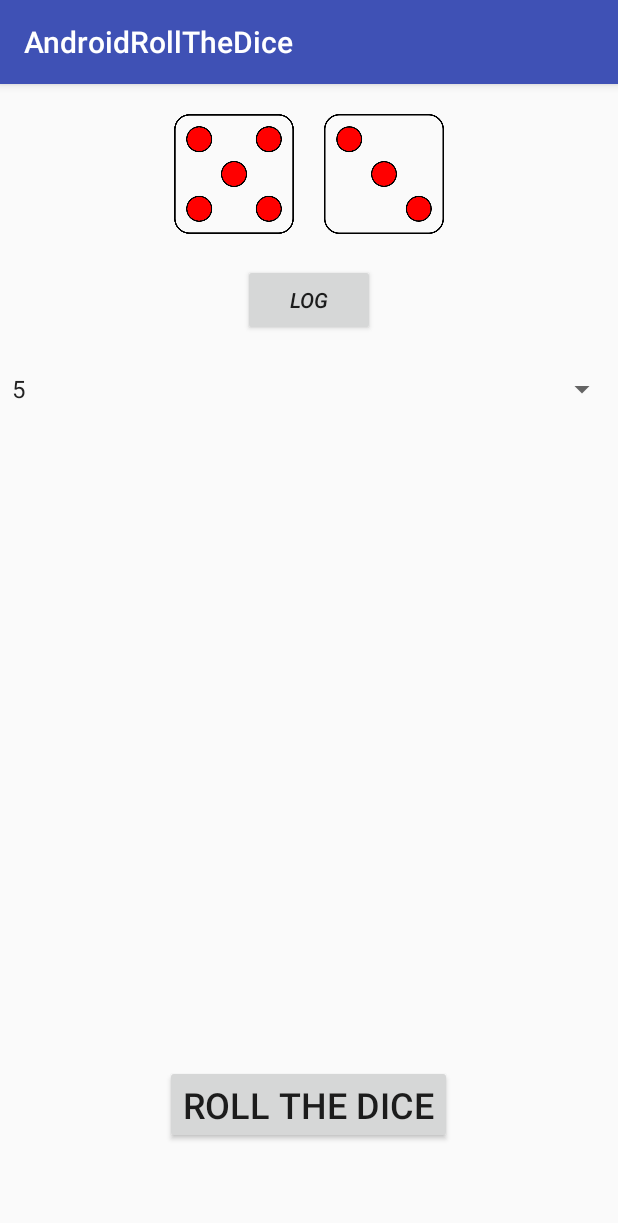
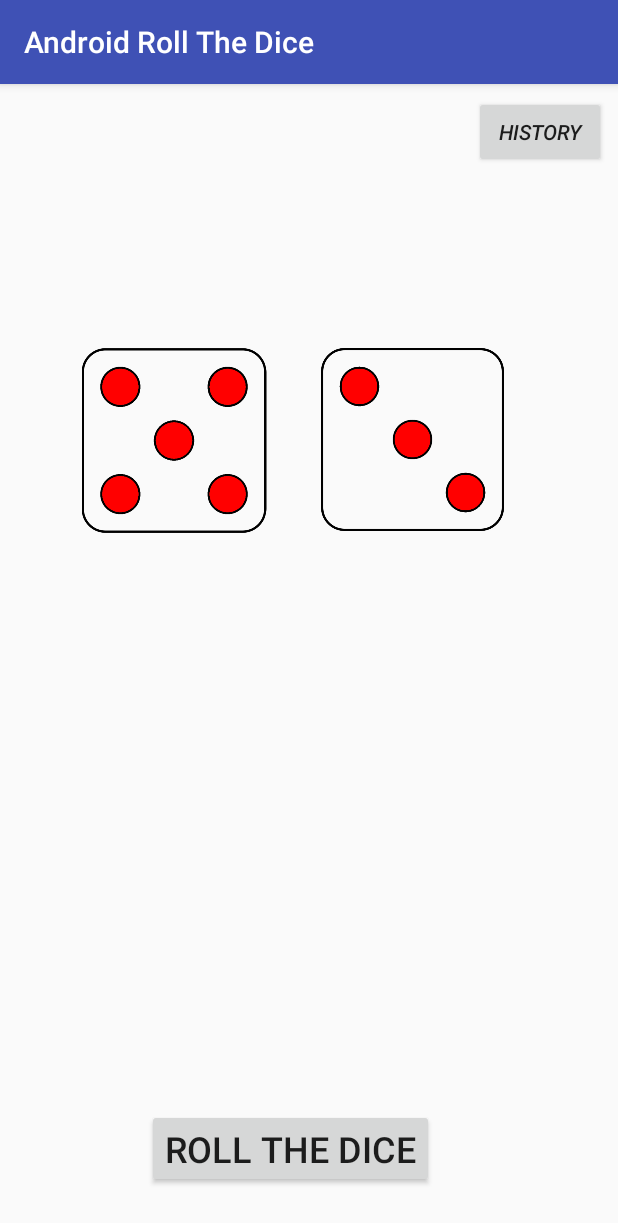
Before and after one commit to Sk0vgaard/AndroidRollTheDice, an Android app: the screen it shows after launch (MainActivity), after a tap on "ROLL THE DICE", on a phone screen of 412 x 824 dp. Shown: the top 1223 px of the screen. Run offline under Robolectric (Android 15) with nearby library versions, the phone set to English and light mode, and no system bars.

Commit message:
Refactored app and prepared for new activity

```diff
--- a/app/src/main/AndroidManifest.xml
+++ b/app/src/main/AndroidManifest.xml
@@ -17,6 +17,8 @@
                 <category android:name="android.intent.category.LAUNCHER" />
             </intent-filter>
         </activity>
+        <activity android:name=".HistoryActivity"
+            android:parentActivityName=".MainActivity"/>
     </application>
 
 </manifest>
--- /dev/null
+++ b/app/src/main/java/com/example/skovgaard/androidrollthedice/HistoryActivity.java
@@ -0,0 +1,24 @@
+package com.example.skovgaard.androidrollthedice;
+
+import android.content.Context;
+import android.content.Intent;
+import android.os.Bundle;
+import android.support.annotation.Nullable;
+import android.support.v7.app.AppCompatActivity;
+
+/**
+ * Created by Adamino.
+ */
+
+public class HistoryActivity extends AppCompatActivity {
+
+    @Override
+    protected void onCreate(@Nullable Bundle savedInstanceState) {
+        super.onCreate(savedInstanceState);
+        setContentView(R.layout.activity_history);
+    }
+
+    public static Intent newIntent(Context packageContext){
+        return new Intent(packageContext, HistoryActivity.class);
+    }
+}
--- a/app/src/main/java/com/example/skovgaard/androidrollthedice/MainActivity.java
+++ b/app/src/main/java/com/example/skovgaard/androidrollthedice/MainActivity.java
@@ -1,95 +1,40 @@
 package com.example.skovgaard.androidrollthedice;
 
 import android.content.Context;
+import android.content.Intent;
 import android.hardware.Sensor;
 import android.hardware.SensorEvent;
 import android.hardware.SensorEventListener;
 import android.hardware.SensorManager;
+import android.os.Bundle;
 import android.os.Vibrator;
 import android.support.annotation.NonNull;
 import android.support.v7.app.AppCompatActivity;
-import android.os.Bundle;
-import android.util.Log;
 import android.view.View;
 import android.view.animation.Animation;
 import android.view.animation.AnimationUtils;
-import android.widget.ArrayAdapter;
 import android.widget.Button;
 import android.widget.ImageView;
-import android.widget.Spinner;
 
-import java.util.ArrayList;
+import com.example.skovgaard.androidrollthedice.Model.DiceModel;
+
 import java.util.Random;
 
 public class MainActivity extends AppCompatActivity {
 
 
+    public static final String PACKAGE = "com.example.skovgaard.androidrollthedice";
+    private static final Random RANDOM = new Random();
     public static final int SENSOR_SENSITIVITY = 10;
-    private Button rollDiceBtn, logBtn;
-    private ImageView dice1, dice2;
-    private Spinner mSpinner;
 
-
-    private static final Random RANDOM = new Random();
-    ArrayList<Integer> diceList = new ArrayList<Integer>();
-
-
+    private Button mRollDiceBtn, mHistoryBtn;
+    private ImageView mDice1, mDice2;
 
     private SensorManager mSensorManager;
     private float mAccel; // acceleration apart from gravity
     private float mAccelCurrent; // current acceleration including gravity
     private float mAccelLast; // last acceleration including gravity
-
-    public Vibrator vibrator;
-
-
-
-    @Override
-    protected void onCreate(Bundle savedInstanceState) {
-        super.onCreate(savedInstanceState);
-        setContentView(R.layout.activity_main);
-
-        //XML
-        rollDiceBtn = findViewById(R.id.rollDiceBtn);
-        logBtn = findViewById(R.id.logBtn);
-        dice1 = findViewById(R.id.dice1);
-        dice2 = findViewById(R.id.dice2);
-        mSpinner = findViewById(R.id.spinner);
-
-        vibrator = (Vibrator) this.getSystemService(Context.VIBRATOR_SERVICE);
-
-
-        rollDiceBtn.setOnClickListener(new View.OnClickListener() {
-            @Override
-            public void onClick(View view) {
-                doAnimation();
-            }
-        });
-
-        logBtn.setOnClickListener(new View.OnClickListener() {
-            @Override
-            public void onClick(View view) {
-
-            }
-        });
-
-        sensor();
-    }
-
-    private void sensor() {
-        //sensor
-        mSensorManager = (SensorManager) getSystemService(Context.SENSOR_SERVICE);
-        mSensorManager.registerListener(mSensorListener, mSensorManager.getDefaultSensor(Sensor.TYPE_ACCELEROMETER), SensorManager.SENSOR_DELAY_NORMAL);
-        mAccel = 0.00f;
-        mAccelCurrent = SensorManager.GRAVITY_EARTH;
-        mAccelLast = SensorManager.GRAVITY_EARTH;
-    }
-
-    private static int randomDiceValue() {
-        //Number from 1-6
-        return RANDOM.nextInt(6) + 1;
-    }
-
+    private Vibrator mVibrator;
     private final SensorEventListener mSensorListener = new SensorEventListener() {
 
         //Checks if shake'd.
@@ -121,6 +66,62 @@ public class MainActivity extends AppCompatActivity {
         }
     };
 
+
+    private DiceModel mDiceModel;
+
+
+
+    @Override
+    protected void onCreate(Bundle savedInstanceState) {
+        super.onCreate(savedInstanceState);
+        setContentView(R.layout.activity_main);
+
+        mDiceModel = DiceModel.getInstance();
+
+        //XML
+        mRollDiceBtn = findViewById(R.id.rollDiceBtn);
+        mHistoryBtn = findViewById(R.id.historyBtn);
+        mDice1 = findViewById(R.id.dice1);
+        mDice2 = findViewById(R.id.dice2);
+
+        mVibrator = (Vibrator) this.getSystemService(Context.VIBRATOR_SERVICE);
+
+
+        mRollDiceBtn.setOnClickListener(new View.OnClickListener() {
+            @Override
+            public void onClick(View view) {
+                doAnimation();
+            }
+        });
+
+        mHistoryBtn.setOnClickListener(new View.OnClickListener() {
+            @Override
+            public void onClick(View view) {
+                Intent intent = HistoryActivity.newIntent(view.getContext());
+                startActivity(intent);
+            }
+        });
+
+        sensor();
+    }
+
+    private void sensor() {
+        //sensor
+        mSensorManager = (SensorManager) getSystemService(Context.SENSOR_SERVICE);
+        mSensorManager.registerListener(mSensorListener,
+                mSensorManager.getDefaultSensor(Sensor.TYPE_ACCELEROMETER),
+                SensorManager.SENSOR_DELAY_NORMAL);
+        mAccel = 0.00f;
+        mAccelCurrent = SensorManager.GRAVITY_EARTH;
+        mAccelLast = SensorManager.GRAVITY_EARTH;
+    }
+
+    private static int randomDiceValue() {
+        //Number from 1-6
+        return RANDOM.nextInt(6) + 1;
+    }
+
+
 //    @Override
 //    protected void onResume() {
 //        super.onResume();
@@ -145,10 +146,10 @@ public class MainActivity extends AppCompatActivity {
         anim2.setAnimationListener(animationListener);
 
         //Runs the animation.
-        dice1.startAnimation(anim1);
-        dice2.startAnimation(anim2);
+        mDice1.startAnimation(anim1);
+        mDice2.startAnimation(anim2);
         //Length of the vibrate.
-        vibrator.vibrate(500);
+        mVibrator.vibrate(500);
 
     }
 
@@ -164,7 +165,7 @@ public class MainActivity extends AppCompatActivity {
             //onAnimationEnd since we want to see the result AFTER the animation.
             @Override
             public void onAnimationEnd(Animation animation) {
-                RandomDice(animation, anim1, anim2);
+                rollTheDice(animation, anim1, anim2);
             }
 
             @Override
@@ -173,32 +174,33 @@ public class MainActivity extends AppCompatActivity {
         };
     }
 
-    public void RandomDice(Animation animation, Animation anim1, Animation anim2) {
+    public void rollTheDice(Animation animation, Animation anim1, Animation anim2) {
         int diceNumber = randomDiceValue();
 
         //Drawable is where images is located. defPackage is for MainActivity.
-        int newRandomDice = getResources().getIdentifier("dice" + diceNumber, "drawable", "com.example.skovgaard.androidrollthedice");
+        int newRandomDice = getResources().getIdentifier("dice" + diceNumber, "drawable", PACKAGE);
 
         //Sets a "new" dice if the dice is the same.
         if (animation == anim1) {
-            dice1.setImageResource(newRandomDice);
+            mDice1.setImageResource(newRandomDice);
         } else if (animation == anim2) {
-            dice2.setImageResource(newRandomDice);
+            mDice2.setImageResource(newRandomDice);
         }
 
+        // TODO ALH: Refactor to reflect new implementation
         addDiceToSpinner(diceNumber);
 
     }
 
     public void addDiceToSpinner(int diceNumber) {
-        diceList.add(diceNumber);
+        mDiceModel.addDice(diceNumber);
         //Sort by newest to be on top.
 //        Collections.reverse(diceList);
-        Log.d("Catching", diceList + "TEST");
-
-        //Adds the new roll to the spinner.
-        ArrayAdapter<Integer> adapter = new ArrayAdapter<Integer>(this,android.R.layout.simple_spinner_item, diceList);
-        mSpinner.setAdapter(adapter);
+//        Log.d("Catching", mDiceModel.getDiceList() + "TEST");
+//
+//        //Adds the new roll to the spinner.
+//        ArrayAdapter<Integer> adapter = new ArrayAdapter<>(this, android.R.layout.simple_spinner_item, mDiceModel.getDiceList());
+//        mSpinner.setAdapter(adapter);
     }
 
 }
--- /dev/null
+++ b/app/src/main/java/com/example/skovgaard/androidrollthedice/Model/DiceModel.java
@@ -0,0 +1,32 @@
+package com.example.skovgaard.androidrollthedice.Model;
+
+import java.util.ArrayList;
+
+/**
+ * Created by Adamino.
+ */
+
+public class DiceModel {
+    private static DiceModel instance = null;
+
+    public ArrayList<Integer> getDiceList() {
+        return new ArrayList<>(mDiceList);
+    }
+
+    private ArrayList<Integer> mDiceList;
+
+    public static DiceModel getInstance() {
+        if (instance == null) {
+            instance = new DiceModel();
+        }
+        return instance;
+    }
+
+    private DiceModel() {
+        this.mDiceList = new ArrayList<>();
+    }
+
+    public void addDice(int diceNumber) {
+        mDiceList.add(diceNumber);
+    }
+}
--- /dev/null
+++ b/app/src/main/res/layout/activity_history.xml
@@ -0,0 +1,7 @@
+<?xml version="1.0" encoding="utf-8"?>
+<android.support.constraint.ConstraintLayout
+    xmlns:android="http://schemas.android.com/apk/res/android"
+    android:layout_width="match_parent"
+    android:layout_height="match_parent">
+
+</android.support.constraint.ConstraintLayout>
--- a/app/src/main/res/layout/activity_main.xml
+++ b/app/src/main/res/layout/activity_main.xml
@@ -1,66 +1,59 @@
 <?xml version="1.0" encoding="utf-8"?>
-<RelativeLayout xmlns:android="http://schemas.android.com/apk/res/android"
+<android.support.constraint.ConstraintLayout xmlns:android="http://schemas.android.com/apk/res/android"
                                              xmlns:app="http://schemas.android.com/apk/res-auto"
                                              xmlns:tools="http://schemas.android.com/tools"
+                                             android:id="@+id/mainContainer"
                                              android:layout_width="match_parent"
                                              android:layout_height="match_parent"
                                              android:orientation="horizontal"
                                              tools:context="com.example.skovgaard.androidrollthedice.MainActivity">
 
-    <LinearLayout
-        android:id="@+id/diceView"
-        android:layout_width="220dp"
-        android:layout_height="120dp"
-        android:layout_centerHorizontal="true"
-        android:gravity="center"
-        android:scaleType="fitCenter"
-        android:orientation="horizontal">
 
     <ImageView
         android:id="@+id/dice1"
-            android:layout_width="80dp"
-            android:layout_height="80dp"
-            android:layout_marginRight="20dp"
-            android:src="@drawable/dice1" />
+        android:layout_width="132dp"
+        android:layout_height="123dp"
+        android:layout_marginStart="50dp"
+        android:layout_marginTop="176dp"
+        android:src="@drawable/dice1"
+        app:layout_constraintStart_toStartOf="parent"
+        app:layout_constraintTop_toTopOf="parent"/>
 
     <ImageView
         android:id="@+id/dice2"
-            android:layout_width="80dp"
-            android:layout_height="80dp"
-            android:src="@drawable/dice2" />
+        android:layout_width="122dp"
+        android:layout_height="122dp"
+        android:layout_marginStart="32dp"
+        android:layout_marginTop="120dp"
+        android:src="@drawable/dice2"
+        app:layout_constraintStart_toEndOf="@+id/dice1"
+        app:layout_constraintTop_toBottomOf="@+id/historyBtn"/>
 
-    </LinearLayout>
 
     <Button
         android:id="@+id/rollDiceBtn"
         android:layout_width="wrap_content"
         android:layout_height="wrap_content"
-        android:layout_alignParentBottom="true"
-        android:layout_centerHorizontal="true"
-        android:layout_marginBottom="61dp"
+        android:layout_marginBottom="32dp"
+        android:layout_marginStart="98dp"
         android:text="Roll the dice"
         android:textAlignment="center"
-        android:textSize="24sp" />
+        android:textSize="24sp"
+        app:layout_constraintBottom_toBottomOf="parent"
+        app:layout_constraintStart_toStartOf="parent"/>
 
     <Button
-        android:id="@+id/logBtn"
+        android:id="@+id/historyBtn"
         android:layout_width="wrap_content"
         android:layout_height="wrap_content"
-        android:layout_below="@+id/diceView"
-        android:layout_centerHorizontal="true"
-        android:text="Log"
+        android:layout_marginEnd="8dp"
+        android:layout_marginTop="8dp"
+        android:text="History"
         android:textAlignment="center"
         android:textSize="14sp"
-        android:textStyle="italic" />
-
-    <Spinner
-        android:id="@+id/spinner"
-        android:layout_width="match_parent"
-        android:layout_height="wrap_content"
-        android:layout_alignParentStart="true"
-        android:layout_below="@+id/logBtn"
-        android:layout_alignParentRight="true"
-        android:layout_marginTop="23dp" />
+        android:textStyle="italic"
+        app:layout_constraintEnd_toEndOf="parent"
+        app:layout_constraintTop_toTopOf="parent"/>
 
 
-</RelativeLayout>
+</android.support.constraint.ConstraintLayout>
--- a/app/src/main/res/values/strings.xml
+++ b/app/src/main/res/values/strings.xml
@@ -1,3 +1,3 @@
 <resources>
-    <string name="app_name">AndroidRollTheDice</string>
+    <string name="app_name">Android Roll The Dice</string>
 </resources>
```
Also changed, not shown: app/src/main/res/anim/shake.xml (+6 -8 lines). Lines whose indentation alone changed are shown as unchanged.
